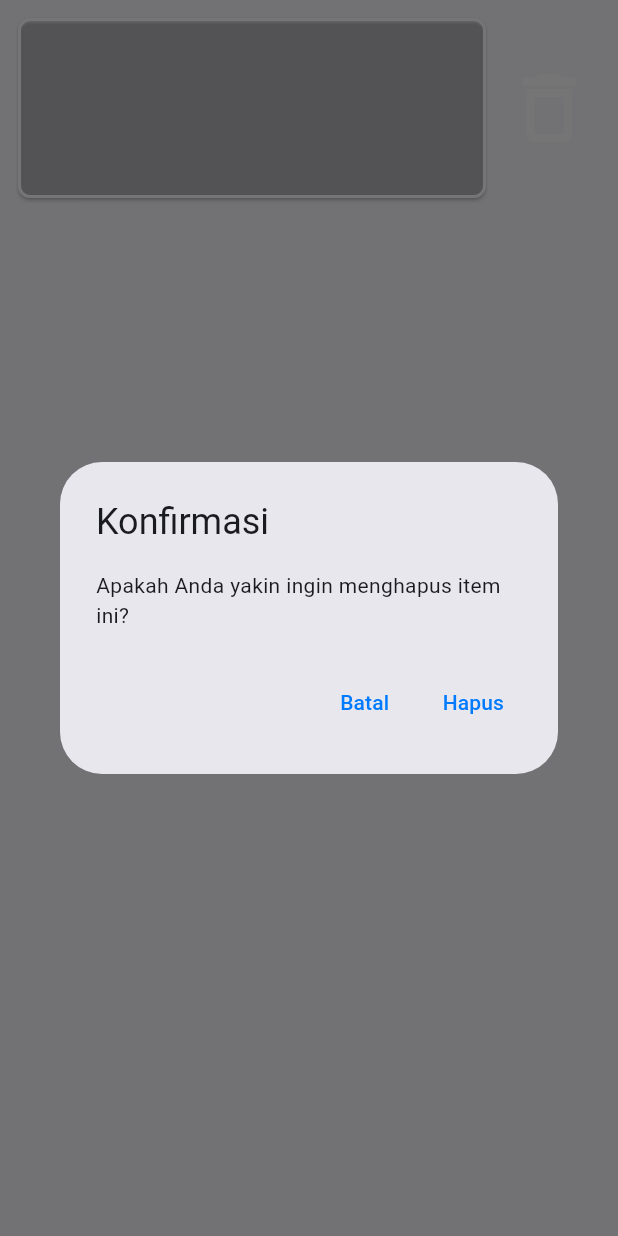
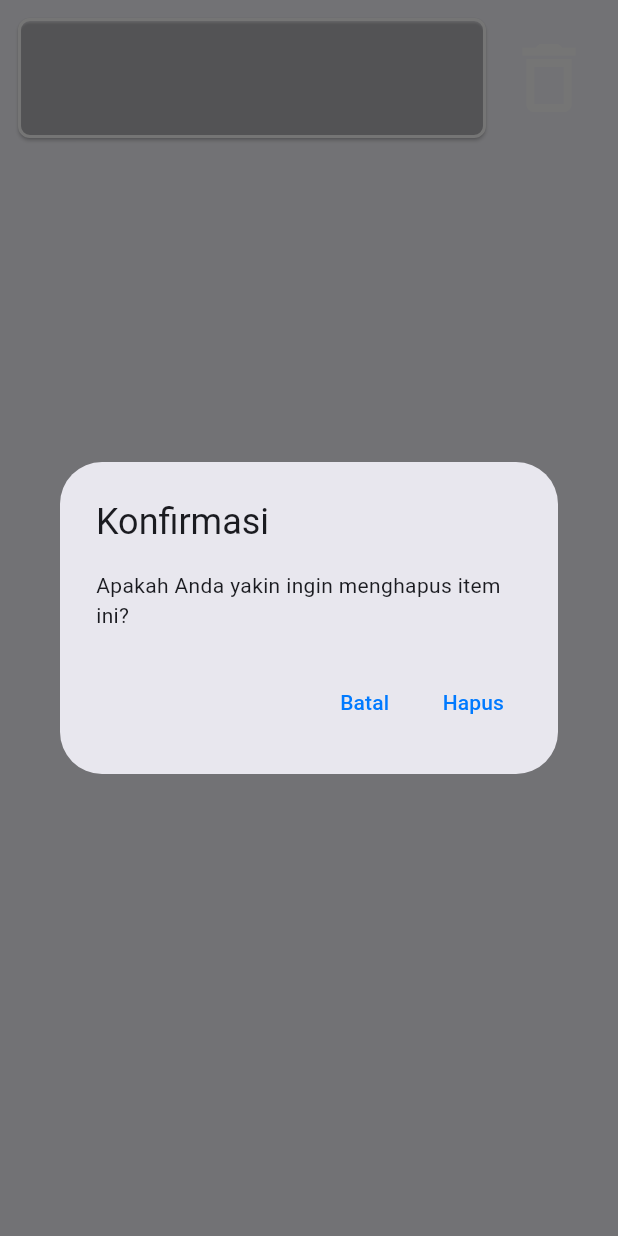
Before and after one commit to PABI-Tugas-UAS/liga-inggris-mobile, a Flutter app: the FavoriteCardWidget widget shown alone on an empty page, opened directly with empty values, after a tap on the "delete" icon, on a phone screen of 412 x 824 dp. Run offline on Flutter 3.47's test engine with Material 3 defaults, Android fonts, the phone set to English and light mode, and no system bars; our stand-ins replace flutter_dotenv, flutter_svg, get, shared_preferences; accounts and stored records are empty; network calls fail.

```diff
--- a/lib/presentation/screens/favorite/partial/favorite_card_widget.dart
+++ b/lib/presentation/screens/favorite/partial/favorite_card_widget.dart
@@ -23,7 +23,7 @@ class FavoriteCardWidget extends StatelessWidget {
                 borderRadius: BorderRadius.circular(8.0),
               ),
               child: SizedBox(
-                height: 120,
+                height: 80,
                 child: Row(
                   crossAxisAlignment: CrossAxisAlignment.center,
                   children: [
@@ -34,8 +34,8 @@ class FavoriteCardWidget extends StatelessWidget {
                         alignment: Alignment.center,
                         child: ClubLogoWidget(
                           imageUrl: club.logo ?? '',
-                          width: 80,
-                          height: 80,
+                          width: 50,
+                          height: 50,
                         ),
                       ),
                     ),
@@ -77,7 +77,8 @@ class FavoriteCardWidget extends StatelessWidget {
                     ),
                     TextButton(
                       onPressed: () {
-                        Get.find<ProfilePageController>().deleteFavoriteClub(club.id!);
+                        Get.find<ProfilePageController>()
+                            .deleteFavoriteClub(club.id!);
                         Navigator.pop(context);
                       },
                       child: const Text('Hapus'),
```
Also changed, not shown: lib/presentation/controllers/profile/profile_page_controller.dart (+8 -26 lines).
